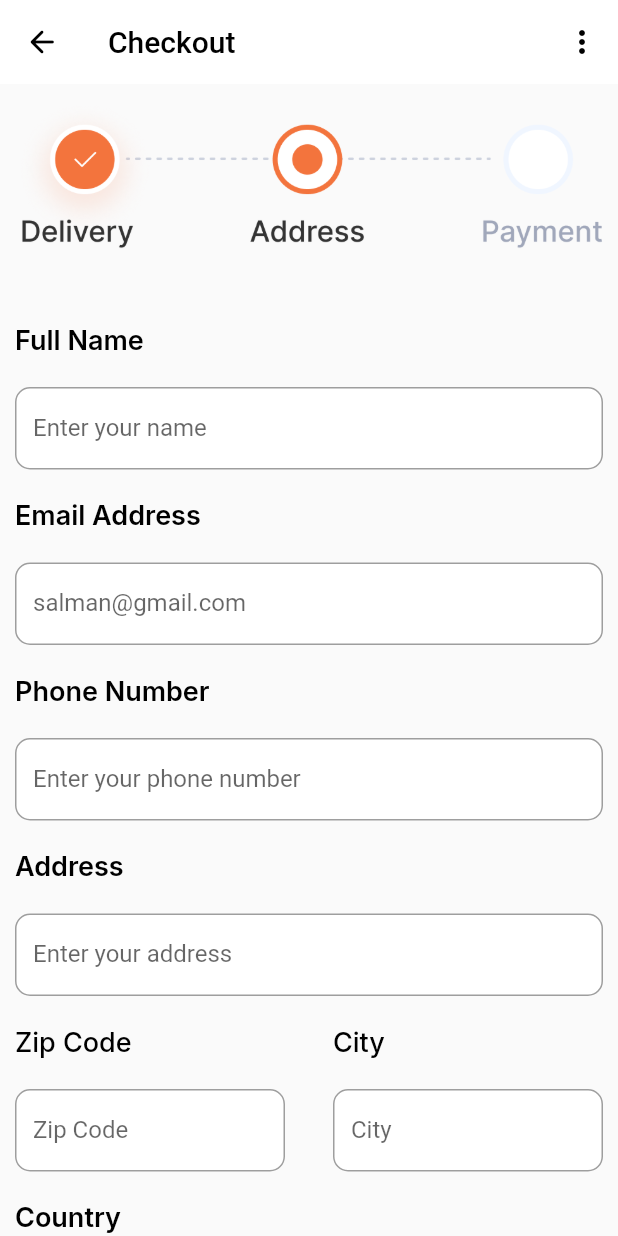
After one commit to SalmanAd01/MAD, a Flutter app: the Checkout screen opened directly, on a phone screen of 412 x 824 dp. The commit adds this screen. Run offline on Flutter 3.47's test engine with Material 2 defaults, Android fonts, the phone set to English and light mode, and no system bars; our stand-ins replace google_fonts, syncfusion_flutter_charts.

Commit message:
added form

```diff
--- /dev/null
+++ b/flutter_application_1/lib/Screen/Checkout.dart
@@ -0,0 +1,307 @@
+import 'package:flutter/material.dart';
+import 'package:flutter/widgets.dart';
+import 'package:google_fonts/google_fonts.dart';
+
+class Checkout extends StatefulWidget {
+  const Checkout({Key? key}) : super(key: key);
+
+  @override
+  _CheckoutState createState() => _CheckoutState();
+}
+
+class _CheckoutState extends State<Checkout> {
+  bool check_box = true;
+  @override
+  Widget build(BuildContext context) {
+    return Scaffold(
+      appBar: AppBar(
+        backgroundColor: Colors.white,
+        elevation: 0,
+        // enable the back button
+        leading: IconButton(
+          icon: const Icon(Icons.arrow_back_rounded),
+          color: Colors.black,
+          onPressed: () {
+            Navigator.pop(context);
+          },
+        ),
+        // end menu icon
+        actions: [
+          IconButton(
+            icon: const Icon(Icons.more_vert_sharp),
+            color: Colors.black,
+            onPressed: () {},
+          ),
+        ],
+        title: const Text('Checkout', style: TextStyle(color: Colors.black)),
+      ),
+      body: SingleChildScrollView(
+        child: Container(
+          margin: EdgeInsets.symmetric(horizontal: 10, vertical: 10),
+          child: Column(
+            crossAxisAlignment: CrossAxisAlignment.start,
+            children: [
+              Image.asset(
+                'assets/images/delivery.png',
+                height: 100,
+              ),
+              Container(
+                margin: EdgeInsets.only(top: 50),
+                child: Text(
+                  "Full Name",
+                  style: GoogleFonts.inter(
+                    fontSize: 18,
+                    color: Color.fromARGB(255, 0, 0, 0),
+                    fontWeight: FontWeight.w600,
+                  ),
+                  textAlign: TextAlign.left,
+                ),
+              ),
+              Container(
+                  width: 600,
+                  height: 55,
+                  margin: const EdgeInsets.only(bottom: 20, top: 20),
+                  child: const TextField(
+                    decoration: InputDecoration(
+                        border: OutlineInputBorder(),
+                        enabledBorder: OutlineInputBorder(
+                          borderSide:
+                              BorderSide(color: Colors.grey, width: 1.0),
+                          borderRadius: BorderRadius.all(Radius.circular(10.0)),
+                        ),
+                        labelText: 'Enter your name',
+                        filled: true,
+                        fillColor: Colors.white),
+                  )),
+              Container(
+                child: Text(
+                  "Email Address",
+                  style: GoogleFonts.inter(
+                    fontSize: 18,
+                    color: Color.fromARGB(255, 0, 0, 0),
+                    fontWeight: FontWeight.w600,
+                  ),
+                  textAlign: TextAlign.left,
+                ),
+              ),
+              Container(
+                  width: 600,
+                  height: 55,
+                  margin: const EdgeInsets.only(bottom: 20, top: 20),
+                  child: const TextField(
+                    decoration: InputDecoration(
+                        border: OutlineInputBorder(),
+                        enabledBorder: OutlineInputBorder(
+                          borderSide:
+                              BorderSide(color: Colors.grey, width: 1.0),
+                          borderRadius: BorderRadius.all(Radius.circular(10.0)),
+                        ),
+                        labelText: 'salman@gmail.com',
+                        filled: true,
+                        fillColor: Colors.white),
+                  )),
+              Container(
+                child: Text(
+                  "Phone Number",
+                  style: GoogleFonts.inter(
+                    fontSize: 18,
+                    color: Color.fromARGB(255, 0, 0, 0),
+                    fontWeight: FontWeight.w600,
+                  ),
+                  textAlign: TextAlign.left,
+                ),
+              ),
+              Container(
+                  width: 600,
+                  height: 55,
+                  margin: const EdgeInsets.only(bottom: 20, top: 20),
+                  child: const TextField(
+                    decoration: InputDecoration(
+                        border: OutlineInputBorder(),
+                        enabledBorder: OutlineInputBorder(
+                          borderSide:
+                              BorderSide(color: Colors.grey, width: 1.0),
+                          borderRadius: BorderRadius.all(Radius.circular(10.0)),
+                        ),
+                        labelText: 'Enter your phone number',
+                        filled: true,
+                        fillColor: Colors.white),
+                  )),
+              Container(
+                child: Text(
+                  "Address",
+                  style: GoogleFonts.inter(
+                    fontSize: 18,
+                    color: Color.fromARGB(255, 0, 0, 0),
+                    fontWeight: FontWeight.w600,
+                  ),
+                  textAlign: TextAlign.left,
+                ),
+              ),
+              Container(
+                  width: 600,
+                  height: 55,
+                  margin: const EdgeInsets.only(bottom: 20, top: 20),
+                  child: const TextField(
+                    decoration: InputDecoration(
+                        border: OutlineInputBorder(),
+                        enabledBorder: OutlineInputBorder(
+                          borderSide:
+                              BorderSide(color: Colors.grey, width: 1.0),
+                          borderRadius: BorderRadius.all(Radius.circular(10.0)),
+                        ),
+                        labelText: 'Enter your address',
+                        filled: true,
+                        fillColor: Colors.white),
+                  )),
+              Row(
+                children: [
+                  Column(
+                    mainAxisAlignment: MainAxisAlignment.start,
+                    crossAxisAlignment: CrossAxisAlignment.start,
+                    children: [
+                      Text(
+                        "Zip Code",
+                        style: GoogleFonts.inter(
+                          fontSize: 18,
+                          color: Color.fromARGB(255, 0, 0, 0),
+                          fontWeight: FontWeight.w500,
+                        ),
+                        textAlign: TextAlign.center,
+                      ),
+                      Container(
+                          width: 180,
+                          height: 55,
+                          margin: const EdgeInsets.only(bottom: 20, top: 20),
+                          child: const TextField(
+                            decoration: InputDecoration(
+                                border: OutlineInputBorder(),
+                                enabledBorder: OutlineInputBorder(
+                                  borderSide: BorderSide(
+                                      color: Colors.grey, width: 1.0),
+                                  borderRadius:
+                                      BorderRadius.all(Radius.circular(10.0)),
+                                ),
+                                labelText: 'Zip Code',
+                                filled: true,
+                                fillColor: Colors.white),
+                          )),
+                    ],
+                  ),
+                  Spacer(),
+                  Column(
+                    mainAxisAlignment: MainAxisAlignment.start,
+                    crossAxisAlignment: CrossAxisAlignment.start,
+                    children: [
+                      Text(
+                        "City",
+                        style: GoogleFonts.inter(
+                          fontSize: 18,
+                          color: Color.fromARGB(255, 0, 0, 0),
+                          fontWeight: FontWeight.w500,
+                        ),
+                        textAlign: TextAlign.center,
+                      ),
+                      Container(
+                          width: 180,
+                          height: 55,
+                          margin: const EdgeInsets.only(bottom: 20, top: 20),
+                          child: const TextField(
+                            decoration: InputDecoration(
+                                border: OutlineInputBorder(),
+                                enabledBorder: OutlineInputBorder(
+                                  borderSide: BorderSide(
+                                      color: Colors.grey, width: 1.0),
+                                  borderRadius:
+                                      BorderRadius.all(Radius.circular(10.0)),
+                                ),
+                                labelText: 'City',
+                                filled: true,
+                                fillColor: Colors.white),
+                          )),
+                    ],
+                  )
+                ],
+              ),
+              // Country Drop down
+              Container(
+                child: Text(
+                  "Country",
+                  style: GoogleFonts.inter(
+                    fontSize: 18,
+                    color: Color.fromARGB(255, 0, 0, 0),
+                    fontWeight: FontWeight.w600,
+                  ),
+                  textAlign: TextAlign.left,
+                ),
+              ),
+              Container(
+                  width: 600,
+                  height: 55,
+                  margin: const EdgeInsets.only(bottom: 20, top: 20),
+                  child: const TextField(
+                    decoration: InputDecoration(
+                        border: OutlineInputBorder(),
+                        enabledBorder: OutlineInputBorder(
+                          borderSide:
+                              BorderSide(color: Colors.grey, width: 1.0),
+                          borderRadius: BorderRadius.all(Radius.circular(10.0)),
+                        ),
+                        labelText: 'Choose your country',
+                        filled: true,
+                        fillColor: Colors.white),
+                  )),
+              Row(
+                children: [
+                  Checkbox(
+                      value: this.check_box,
+                      fillColor: MaterialStateProperty.all(
+                          Color.fromARGB(255, 243, 116, 61)),
+                      onChanged: (val) {
+                        setState(() {
+                          check_box = val!;
+                        });
+                      }),
+                  Text(
+                    "Save shipping address",
+                    style: GoogleFonts.inter(
+                      fontSize: 18,
+                      color: Color.fromARGB(255, 0, 0, 0),
+                      fontWeight: FontWeight.w500,
+                    ),
+                    textAlign: TextAlign.center,
+                  ),
+                ],
+              ),
+              Container(
+                width: 600,
+                height: 55,
+                margin: const EdgeInsets.only(bottom: 40, top: 25),
+                child: ElevatedButton(
+                  style: ButtonStyle(
+                      backgroundColor: MaterialStateProperty.all(Colors.white),
+                      minimumSize:
+                          MaterialStateProperty.all(const Size(340, 55)),
+                      side: MaterialStateProperty.all(const BorderSide(
+                          width: 1.0,
+                          color: Color.fromARGB(255, 255, 162, 121)))),
+                  child: Row(
+                    children: const [
+                      Text(
+                        'Next',
+                        style: TextStyle(
+                            fontSize: 18.0,
+                            color: Color.fromARGB(255, 0, 0, 0)),
+                      ),
+                    ],
+                  ),
+                  onPressed: () {},
+                ),
+              ),
+            ],
+          ),
+        ),
+      ),
+    );
+  }
+}
--- a/flutter_application_1/lib/Screen/Dashboard.dart
+++ b/flutter_application_1/lib/Screen/Dashboard.dart
@@ -1,4 +1,5 @@
 import 'package:flutter/material.dart';
+import 'package:flutter_application_1/Screen/Checkout.dart';
 import 'package:google_fonts/google_fonts.dart';
 import '../Common/Layout.dart';
 
@@ -319,14 +320,23 @@ class _DashboardState extends State<Dashboard> {
                                 crossAxisAlignment: CrossAxisAlignment.start,
                                 children: [
                                   Stack(children: [
-                                    Container(
+                                    GestureDetector(
+                                      onTap: () {
+                                        Navigator.push(
+                                          context,
+                                          MaterialPageRoute(
+                                              builder: (context) => Checkout()),
+                                        );
+                                      },
+                                      child: Container(
                                         width: 250,
                                         decoration: BoxDecoration(
                                           borderRadius:
                                               BorderRadius.circular(15.0),
                                           gradient: LinearGradient(
                                             colors: [
-                                            Color.fromARGB(255, 255, 230, 173),
+                                              Color.fromARGB(
+                                                  255, 255, 230, 173),
                                               Color.fromARGB(255, 255, 178, 0)
                                             ],
                                             begin: Alignment.topCenter,
@@ -336,6 +346,7 @@ class _DashboardState extends State<Dashboard> {
                                         child: Image.asset(
                                           "assets/images/mango.png",
                                           height: 150,
+                                        ),
                                       ),
                                     ),
                                     Positioned(
```
Also changed, not shown: flutter_application_1/assets/images/delivery.png (added). Lines whose indentation alone changed are shown as unchanged.
